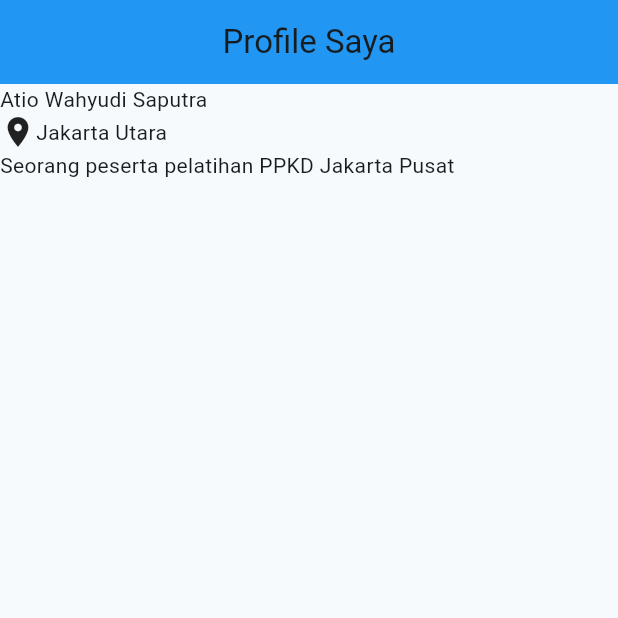
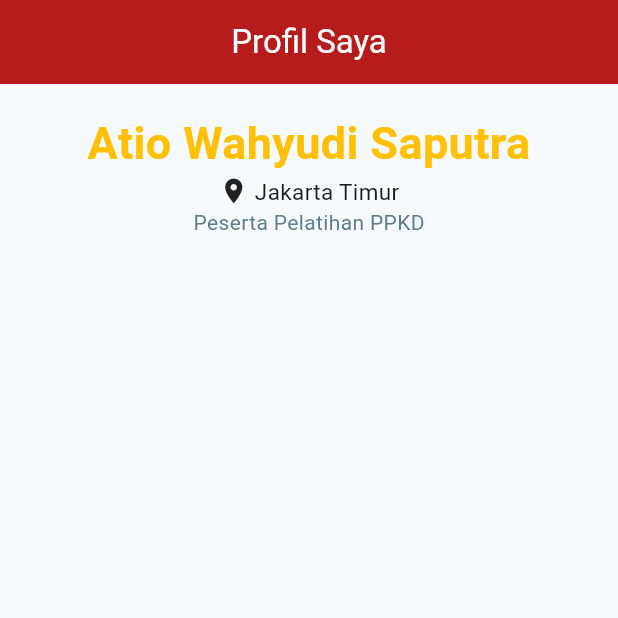
Before and after one commit to Atiowhy/flutter_bacth6, a Flutter app: the screen it shows after launch, on a phone screen of 412 x 824 dp, the top half of it. Run offline on Flutter 3.47's test engine with Material 3 defaults, Android fonts, the phone set to English and light mode, and no system bars.

Commit message:
add: Tugas flutter

```diff
--- a/lib/day_5/scaffold.dart
+++ b/lib/day_5/scaffold.dart
@@ -7,16 +7,48 @@ class ScaffoldDay5 extends StatelessWidget {
   Widget build(BuildContext context) {
     return Scaffold(
       appBar: AppBar(
-        title: Text("Profile Saya"),
+        title: const Text(
+          "Profil Saya",
+          style: TextStyle(
+            color: Colors.white,
+          ), // Memastikan teks berwarna putih
+        ),
         centerTitle: true,
-        backgroundColor: Colors.blue,
+        backgroundColor: Colors.red[900], // Mengubah warna AppBar menjadi merah
       ),
-      body: Column(
-        children: [
-          Row(children: [Text("Atio Wahyudi Saputra")]),
-          Row(children: [Icon(Icons.location_on), Text("Jakarta Utara")]),
-          Row(children: [Text("Seorang peserta pelatihan PPKD Jakarta Pusat")]),
-        ],
+      body: Container(
+        width: double.infinity,
+        padding: EdgeInsets.all(18),
+        // color: Colors.amber,
+        child: Column(
+          crossAxisAlignment: CrossAxisAlignment.center,
+          children: [
+            Text(
+              "Atio Wahyudi Saputra",
+              style: TextStyle(
+                fontWeight: FontWeight.bold,
+                color: Colors.amber,
+                fontSize: 30,
+              ),
+              textAlign: TextAlign.center,
+            ),
+            Row(
+              mainAxisAlignment: MainAxisAlignment.center,
+              children: [
+                Icon(
+                  Icons.location_on,
+                  size: 20,
+                ), // Mengecilkan sedikit ukuran icon
+                SizedBox(width: 4), // Jarak kecil antara icon dan teks
+                Text("Jakarta Timur", style: TextStyle(fontSize: 15)),
+              ],
+            ),
+            Text(
+              "Peserta Pelatihan PPKD",
+              style: TextStyle(color: Colors.blueGrey),
+            ),
+          ],
+        ),
       ),
     );
   }
```
